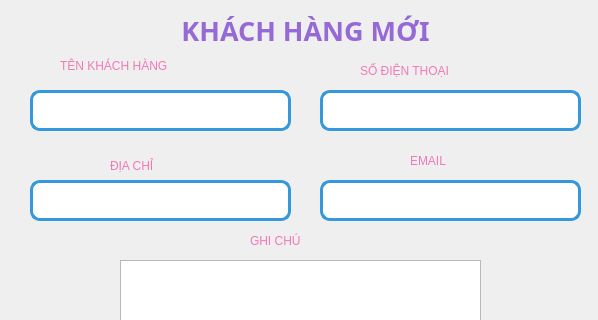
The window that Nhanvien/themNV.ui (minhngoc22/Pet-Store) describes before a commit, drawn with Qt 5; both pictures show x 0 to 598 and y 0 to 320 of the 598 by 505 pixel window.
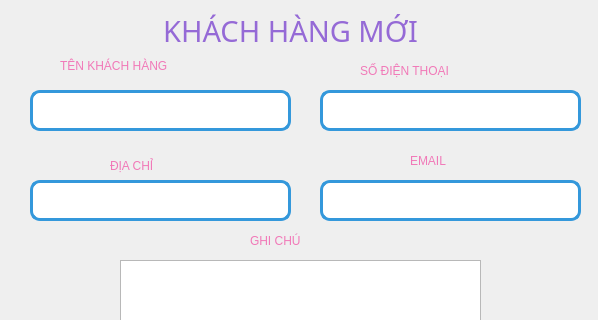
The same window after the commit.

```diff
--- a/Nhanvien/themNV.ui
+++ b/Nhanvien/themNV.ui
@@ -32,18 +32,19 @@
    <widget class="QLabel" name="labelTitle">
     <property name="geometry">
      <rect>
-      <x>140</x>
+      <x>100</x>
       <y>10</y>
-      <width>331</width>
+      <width>381</width>
       <height>41</height>
      </rect>
     </property>
     <property name="font">
      <font>
-      <family>Arial Black</family>
-      <pointsize>20</pointsize>
-      <weight>75</weight>
-      <bold>true</bold>
+      <family>Segoe UI Black</family>
+      <pointsize>22</pointsize>
+      <weight>10</weight>
+      <italic>false</italic>
+      <bold>false</bold>
      </font>
     </property>
     <property name="styleSheet">
```
Left out of the diff: 3 changed lines with no effect on the pictures.
